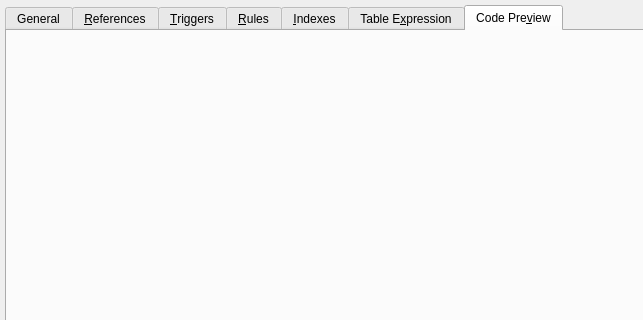
First picture: the form in libs/libgui/ui/dbobjects/viewwidget.ui, repository pgmodeler/pgmodeler, before the edit; both pictures show x 0 to 643 and y 0 to 320 of the 816 by 453 pixel window.
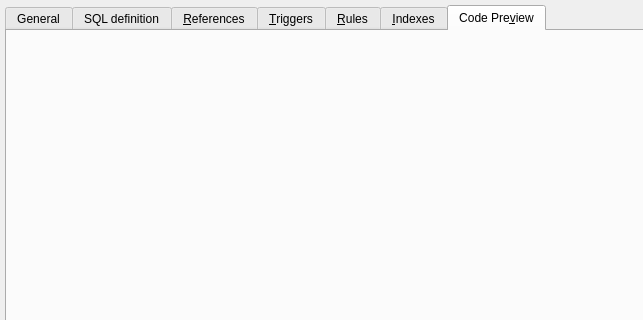
Second picture: the form after the edit. The open tabs and pages were chosen to show the change. Icons and pictures are not drawn.

Commit message: Removed CTE tab from ViewWidget

```diff
--- a/libs/libgui/ui/dbobjects/viewwidget.ui
+++ b/libs/libgui/ui/dbobjects/viewwidget.ui
@@ -179,6 +179,15 @@
        </item>
       </layout>
      </widget>
+     <widget class="QWidget" name="tab">
+      <attribute name="icon">
+       <iconset resource="../../res/resources.qrc">
+        <normaloff>:/icons/icons/sqlcode.png</normaloff>:/icons/icons/sqlcode.png</iconset>
+      </attribute>
+      <attribute name="title">
+       <string>SQL definition</string>
+      </attribute>
+     </widget>
      <widget class="QWidget" name="view_refs_tab">
       <attribute name="icon">
        <iconset resource="../../res/resources.qrc">
@@ -215,15 +224,6 @@
        <string>&amp;Indexes</string>
       </attribute>
      </widget>
-     <widget class="QWidget" name="cte_tab">
-      <attribute name="icon">
-       <iconset resource="../../res/resources.qrc">
-        <normaloff>:/icons/icons/sourcecode.png</normaloff>:/icons/icons/sourcecode.png</iconset>
-      </attribute>
-      <attribute name="title">
-       <string>Table E&amp;xpression</string>
-      </attribute>
-     </widget>
      <widget class="QWidget" name="code_prev_tab">
       <attribute name="icon">
        <iconset resource="../../res/resources.qrc">
```
Left out of the diff: 2 changed lines with no effect on the pictures. The commit also changes 4 other files.
